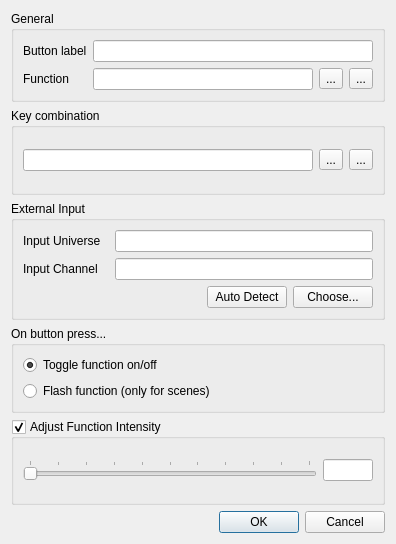
Before: the Qt Designer form trunk/ui/src/vcbuttonproperties.ui in Bondzio/qlc, drawn with Qt 5.
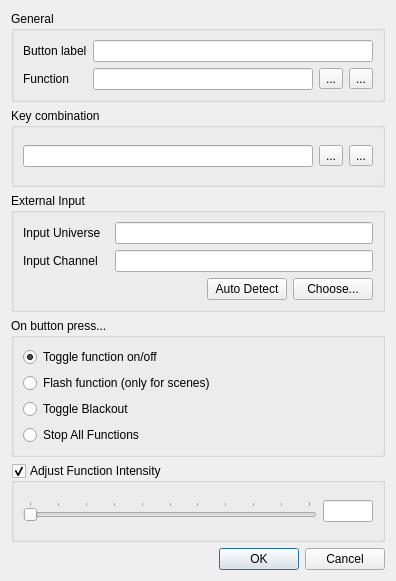
After: the same form once the commit is applied. Icons and pictures are not drawn.

Commit message: Added blackout & panic actions to VCButton.

Diff of the .ui file:
```diff
--- a/trunk/ui/src/vcbuttonproperties.ui
+++ b/trunk/ui/src/vcbuttonproperties.ui
@@ -7,7 +7,7 @@
     <x>0</x>
     <y>0</y>
     <width>396</width>
-    <height>544</height>
+    <height>581</height>
    </rect>
   </property>
   <property name="windowTitle">
@@ -273,6 +273,20 @@
         </property>
        </widget>
       </item>
+      <item>
+       <widget class="QRadioButton" name="m_blackout">
+        <property name="text">
+         <string>Toggle Blackout</string>
+        </property>
+       </widget>
+      </item>
+      <item>
+       <widget class="QRadioButton" name="m_stopAll">
+        <property name="text">
+         <string>Stop All Functions</string>
+        </property>
+       </widget>
+      </item>
      </layout>
     </widget>
    </item>
```
Left out of the diff: 2 changed lines with no effect on the pictures. The commit also changes 4 other files.
